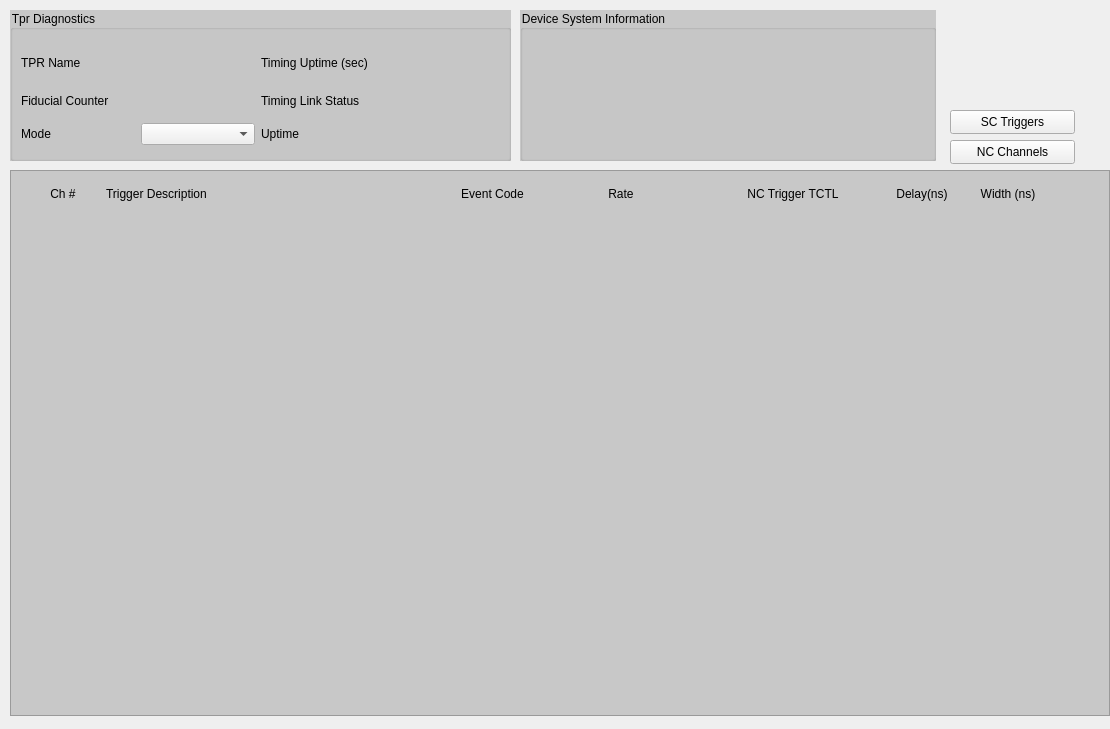
The window that bcmApp/ui/tprDiagNC.ui (slaclab/BunchChargeMonitor) describes before a commit, drawn with Qt 5.
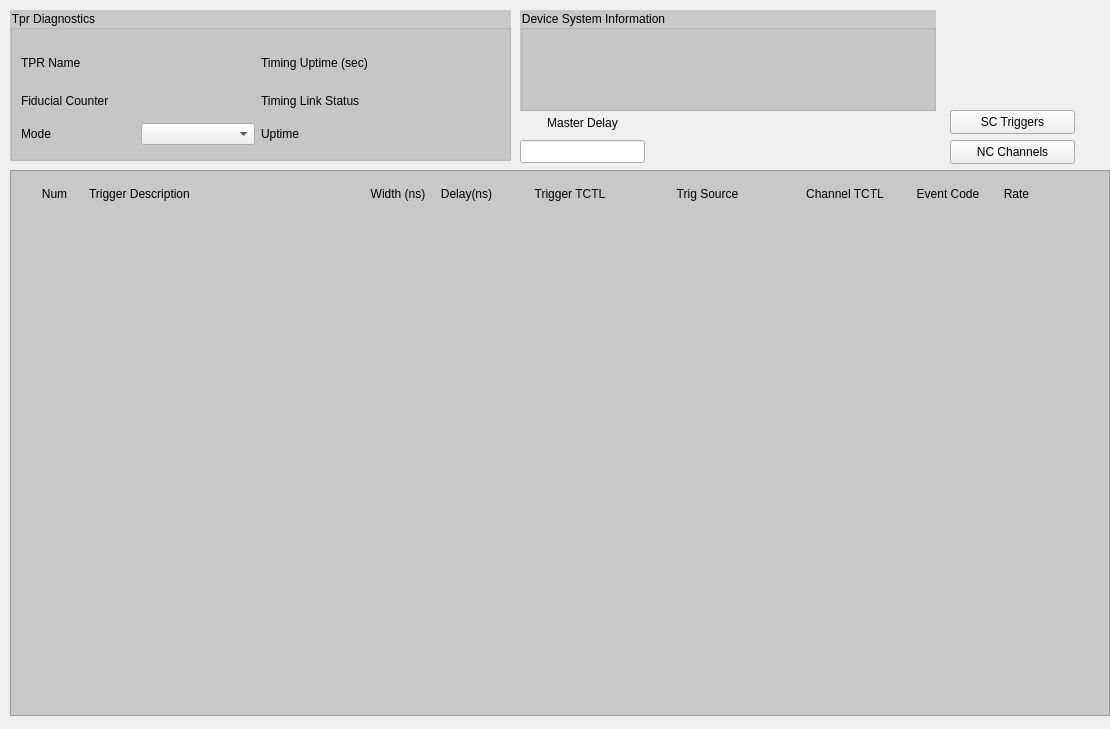
The same window after the commit. Custom widgets are drawn as their Qt base class.

Commit message: Updated remaining FACET toroids and NC trigger screen

```diff
--- a/bcmApp/ui/tprDiagNC.ui
+++ b/bcmApp/ui/tprDiagNC.ui
@@ -200,7 +200,7 @@
      <x>520</x>
      <y>10</y>
      <width>416</width>
-     <height>151</height>
+     <height>101</height>
     </rect>
    </property>
    <property name="styleSheet">
@@ -697,7 +697,7 @@
       <height>27</height>
      </rect>
     </property>
-    <layout class="QHBoxLayout" name="Column_headers" stretch="1,4,1,2,2,1,1">
+    <layout class="QHBoxLayout" name="Column_headers" stretch="1,4,1,1,2,2,2,1,1">
      <property name="spacing">
       <number>0</number>
      </property>
@@ -722,7 +722,7 @@
         </size>
        </property>
        <property name="text">
-        <string>Ch #</string>
+        <string>Num</string>
        </property>
        <property name="alignment">
         <set>Qt::AlignCenter</set>
@@ -745,6 +745,56 @@
        </property>
       </widget>
      </item>
+     <item>
+      <widget class="QLabel" name="Width">
+       <property name="text">
+        <string>Width (ns)</string>
+       </property>
+       <property name="alignment">
+        <set>Qt::AlignCenter</set>
+       </property>
+      </widget>
+     </item>
+     <item>
+      <widget class="QLabel" name="Delay">
+       <property name="text">
+        <string>Delay(ns)</string>
+       </property>
+       <property name="alignment">
+        <set>Qt::AlignCenter</set>
+       </property>
+      </widget>
+     </item>
+     <item>
+      <widget class="QLabel" name="Trigger_TCTL">
+       <property name="text">
+        <string>Trigger TCTL</string>
+       </property>
+       <property name="alignment">
+        <set>Qt::AlignCenter</set>
+       </property>
+      </widget>
+     </item>
+     <item>
+      <widget class="QLabel" name="TrigSrc">
+       <property name="text">
+        <string>Trig Source</string>
+       </property>
+       <property name="alignment">
+        <set>Qt::AlignCenter</set>
+       </property>
+      </widget>
+     </item>
+     <item>
+      <widget class="QLabel" name="ChanTCTL">
+       <property name="text">
+        <string>Channel TCTL</string>
+       </property>
+       <property name="alignment">
+        <set>Qt::AlignCenter</set>
+       </property>
+      </widget>
+     </item>
      <item>
       <widget class="QLabel" name="Event_Code">
        <property name="text">
@@ -771,36 +821,6 @@
        </property>
       </widget>
      </item>
-     <item>
-      <widget class="QLabel" name="Trigger_TCTL">
-       <property name="text">
-        <string>NC Trigger TCTL</string>
-       </property>
-       <property name="alignment">
-        <set>Qt::AlignCenter</set>
-       </property>
-      </widget>
-     </item>
-     <item>
-      <widget class="QLabel" name="Delay">
-       <property name="text">
-        <string>Delay(ns)</string>
-       </property>
-       <property name="alignment">
-        <set>Qt::AlignCenter</set>
-       </property>
-      </widget>
-     </item>
-     <item>
-      <widget class="QLabel" name="Width">
-       <property name="text">
-        <string>Width (ns)</string>
-       </property>
-       <property name="alignment">
-        <set>Qt::AlignCenter</set>
-       </property>
-      </widget>
-     </item>
     </layout>
    </widget>
   </widget>
@@ -852,6 +872,41 @@
     <bool>true</bool>
    </property>
   </widget>
+  <widget class="PyDMLineEdit" name="Master_Delay">
+   <property name="geometry">
+    <rect>
+     <x>520</x>
+     <y>140</y>
+     <width>125</width>
+     <height>23</height>
+    </rect>
+   </property>
+   <property name="toolTip">
+    <string/>
+   </property>
+   <property name="alignment">
+    <set>Qt::AlignCenter</set>
+   </property>
+   <property name="channel" stdset="0">
+    <string>TPR:${LOCA}:${IOC_UNIT}:${INST}:TREF</string>
+   </property>
+  </widget>
+  <widget class="QLabel" name="MasterDelayLbl">
+   <property name="geometry">
+    <rect>
+     <x>520</x>
+     <y>110</y>
+     <width>125</width>
+     <height>25</height>
+    </rect>
+   </property>
+   <property name="text">
+    <string>Master Delay</string>
+   </property>
+   <property name="alignment">
+    <set>Qt::AlignCenter</set>
+   </property>
+  </widget>
  </widget>
  <customwidgets>
   <customwidget>
@@ -869,6 +924,11 @@
    <extends>QFrame</extends>
    <header>pydm.widgets.embedded_display</header>
   </customwidget>
+  <customwidget>
+   <class>PyDMLineEdit</class>
+   <extends>QLineEdit</extends>
+   <header>pydm.widgets.line_edit</header>
+  </customwidget>
   <customwidget>
    <class>PyDMEnumComboBox</class>
    <extends>QComboBox</extends>
```
Left out of the diff: 5 changed lines with no effect on the pictures. The commit also changes 7 other files.
